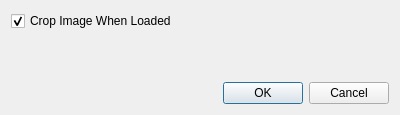
First picture: the form in yagf/src/advancedconfigdialog.ui, repository sibskull/yagf, before the edit.
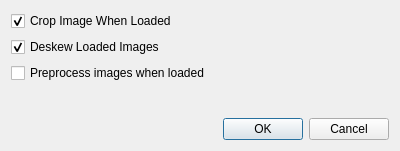
Second picture: the form after the edit.

What changed in the file:
```diff
--- a/yagf/src/advancedconfigdialog.ui
+++ b/yagf/src/advancedconfigdialog.ui
@@ -7,7 +7,7 @@
     <x>0</x>
     <y>0</y>
     <width>400</width>
-    <height>115</height>
+    <height>151</height>
    </rect>
   </property>
   <property name="windowTitle">
@@ -26,6 +26,23 @@
        </property>
       </widget>
      </item>
+     <item>
+      <widget class="QCheckBox" name="checkBox_2">
+       <property name="text">
+        <string>Deskew Loaded Images</string>
+       </property>
+       <property name="checked">
+        <bool>true</bool>
+       </property>
+      </widget>
+     </item>
+     <item>
+      <widget class="QCheckBox" name="checkBox_3">
+       <property name="text">
+        <string>Preprocess images when loaded</string>
+       </property>
+      </widget>
+     </item>
      <item>
       <spacer name="verticalSpacer">
        <property name="orientation">
```
